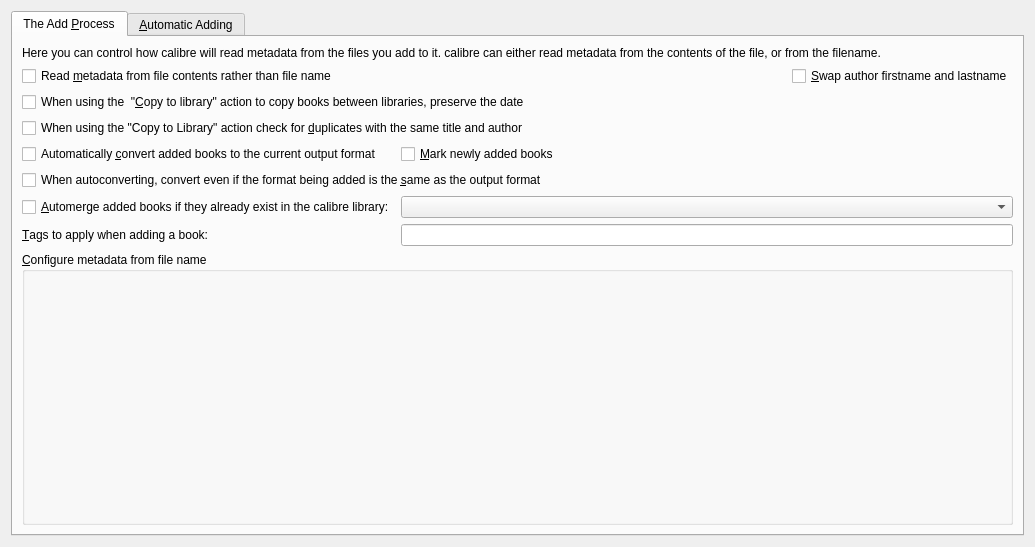
This is src/calibre/gui2/preferences/adding.ui in kovidgoyal/calibre as Qt 5 draws it before an edit. The edited form follows.
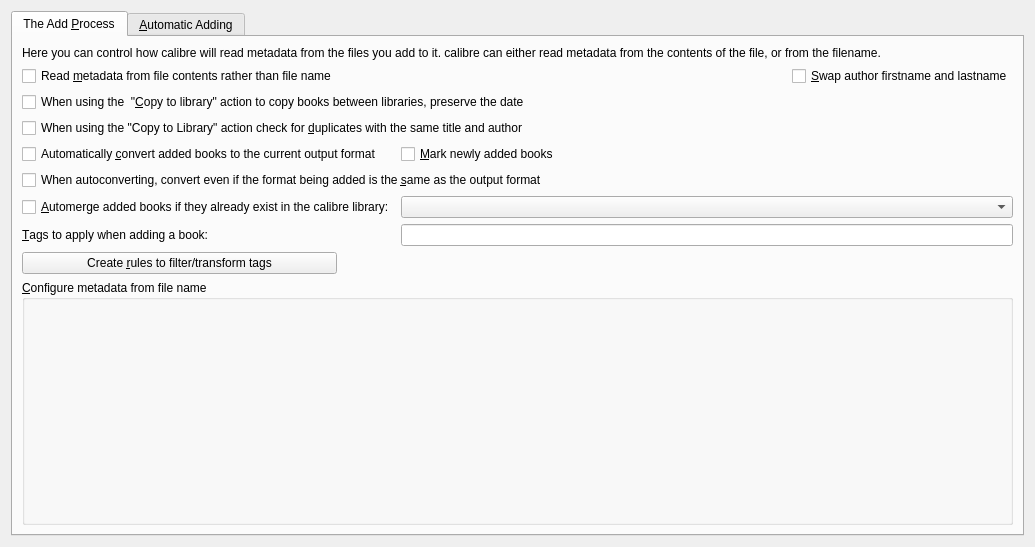
This is the edited form. Icons and pictures are not drawn.

Commit message: Tag mapper for adding books from the GUI

What changed in the file:
```diff
--- a/src/calibre/gui2/preferences/adding.ui
+++ b/src/calibre/gui2/preferences/adding.ui
@@ -68,7 +68,7 @@
          </property>
         </widget>
        </item>
-       <item row="8" column="0" colspan="3">
+       <item row="9" column="0" colspan="3">
         <widget class="QGroupBox" name="metadata_box">
          <property name="title">
           <string>&amp;Configure metadata from file name</string>
@@ -175,6 +175,16 @@
          </property>
         </widget>
        </item>
+       <item row="8" column="0">
+        <widget class="QPushButton" name="tag_map_rules_button">
+         <property name="toolTip">
+          <string>Create rules that can filter or transform tags on added books automatically as soon as they are added. </string>
+         </property>
+         <property name="text">
+          <string>Create &amp;rules to filter/transform tags</string>
+         </property>
+        </widget>
+       </item>
       </layout>
      </widget>
      <widget class="QWidget" name="tab_4">
```
The commit also changes 4 other files.
